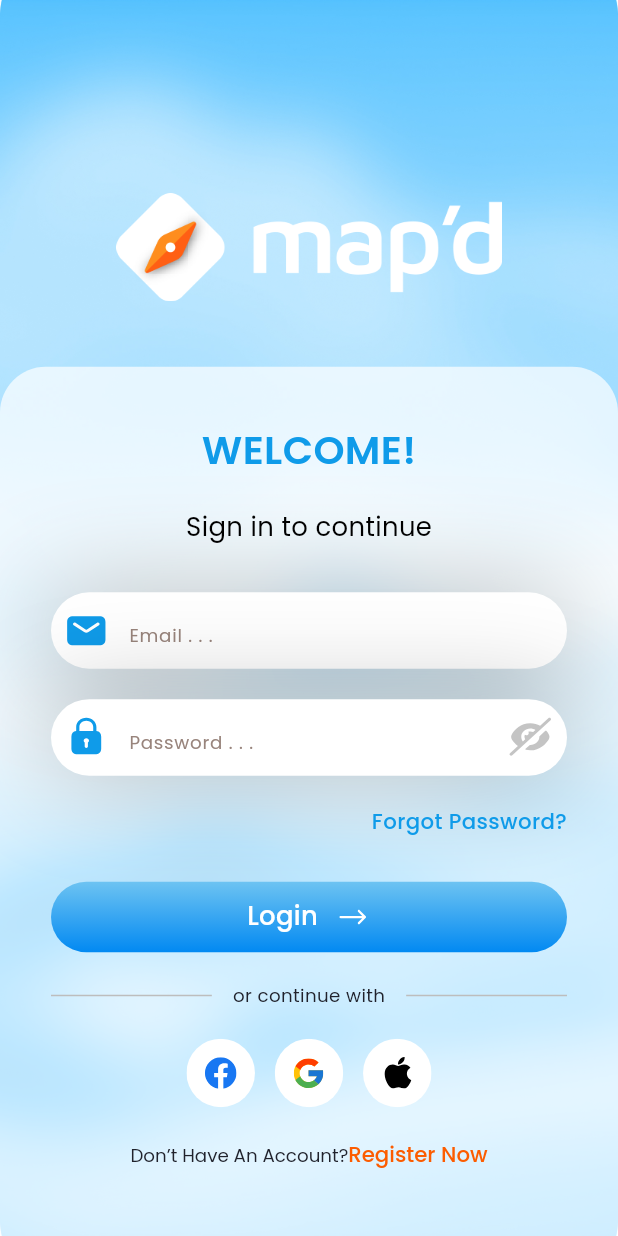
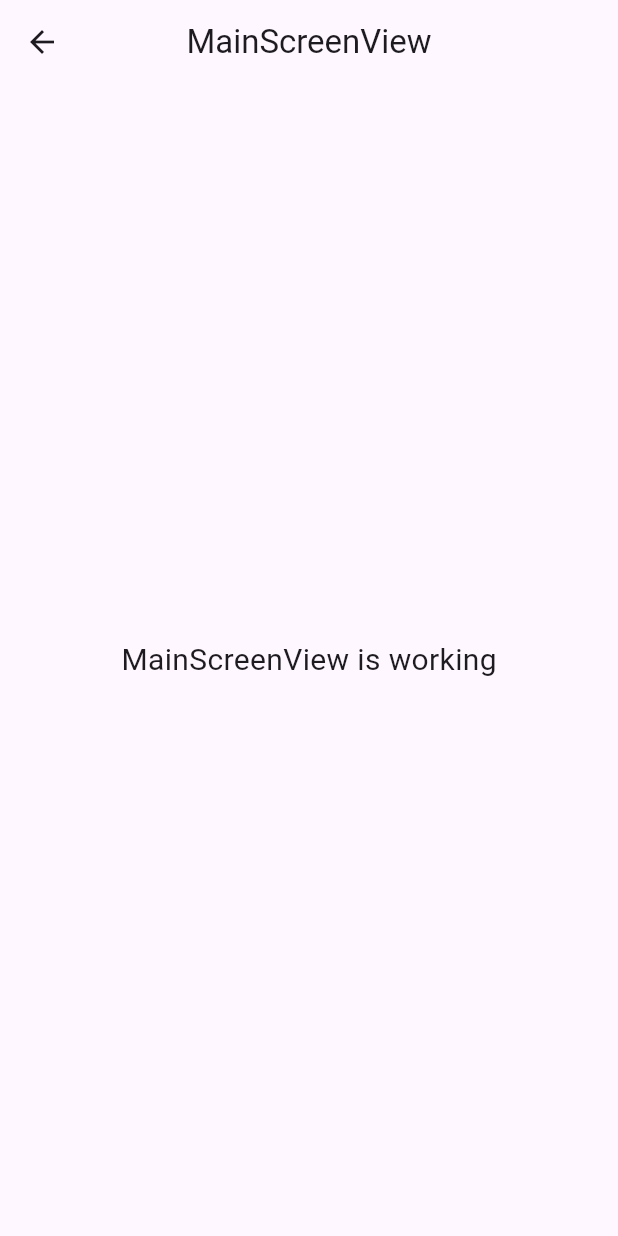
Before and after one commit to fahimmehemmod2005/Map, a Flutter app: the screen it shows after launch, after a tap on "Login", on a phone screen of 412 x 824 dp. Run offline on Flutter 3.47's test engine with Material 3 defaults, Android fonts, the phone set to English and light mode, and no system bars; our stand-ins replace flutter_screenutil, flutter_svg, get, google_fonts, pin_code_fields.

```diff
--- a/lib/app/modules/login/views/login_view.dart
+++ b/lib/app/modules/login/views/login_view.dart
@@ -31,9 +31,7 @@ class LoginView extends GetView<LoginController> {
             //______________App Logo____________________
 
             Image.asset(
-                UIcons.loginAppLogo,
-                height: 71.h, width: 253.w
-            ),
+                UIcons.loginAppLogo, height: 71.h, width: 253.w),
 
             SizedBox(height: 43.h),
 
@@ -73,7 +71,9 @@ class LoginView extends GetView<LoginController> {
                       ),
                       prefixIcon: Padding(
                         padding: const EdgeInsets.all(6.5),
-                        child: SvgPicture.asset(UIcons.loginEmailFieldEmailIcon),
+                        child: SvgPicture.asset(
+                          UIcons.loginEmailFieldEmailIcon,
+                        ),
                       ),
                     ),
 
@@ -89,11 +89,15 @@ class LoginView extends GetView<LoginController> {
                       ),
                       prefixIcon: Padding(
                         padding: const EdgeInsets.all(6.5),
-                        child: SvgPicture.asset(UIcons.loginPasswordFieldLockIcon),
+                        child: SvgPicture.asset(
+                          UIcons.loginPasswordFieldLockIcon,
+                        ),
                       ),
                       suffixIcon: Padding(
                         padding: const EdgeInsets.all(6.5),
-                        child: SvgPicture.asset(UIcons.loginPasswordFieldVisibilityOffIcon),
+                        child: SvgPicture.asset(
+                          UIcons.loginPasswordFieldVisibilityOffIcon,
+                        ),
                       ),
                     ),
 
@@ -104,9 +108,14 @@ class LoginView extends GetView<LoginController> {
                     Align(
                       alignment: AlignmentGeometry.centerRight,
                       child: InkWell(
-                        onTap: (){Get.toNamed(Routes.FORGOT);},
-                        child: Text(UText.loginForgotButtonText,
-                        style: UTextStyles.title14_500w(color: Color(0xff0F9BE9)),
+                        onTap: () {
+                          Get.toNamed(Routes.FORGOT);
+                        },
+                        child: Text(
+                          UText.loginForgotButtonText,
+                          style: UTextStyles.title14_500w(
+                            color: Color(0xff0F9BE9),
+                          ),
                         ),
                       ),
                     ),
@@ -117,7 +126,9 @@ class LoginView extends GetView<LoginController> {
 
                     CustomElevatedButton(
                       rowidth: 10,
-                      onPressed: (){},
+                      onPressed: () {
+                        Get.toNamed(Routes.MAIN_SCREEN);
+                      },
                       text: UText.loginButtonText,
                       textStyle: UTextStyles.title17_500w(color: Colors.white),
                       imagePath: UIcons.loginButtonRightArrowIcon,
@@ -133,7 +144,9 @@ class LoginView extends GetView<LoginController> {
                        spacing: 14.0,
                        child: Text(
                         UText.loginOrDividerText,
-                        style: UTextStyles.title12_400w(color: Color(0xff20222C)),
+                        style: UTextStyles.title12_400w(
+                          color: Color(0xff20222C),
+                        ),
                       ),
                     ),
 
@@ -144,11 +157,20 @@ class LoginView extends GetView<LoginController> {
                     Row(
                       mainAxisAlignment: MainAxisAlignment.center,
                       children: [
-                        CustomSocialButton(imagePath: UIcons.loginFacebookIcon, onPressed: (){}),
+                        CustomSocialButton(
+                          imagePath: UIcons.loginFacebookIcon,
+                          onPressed: () {},
+                        ),
                         SizedBox(width: 12.w),
-                        CustomSocialButton(imagePath: UIcons.loginGoogleIcon, onPressed: (){}),
+                        CustomSocialButton(
+                          imagePath: UIcons.loginGoogleIcon,
+                          onPressed: () {},
+                        ),
                         SizedBox(width: 12.w),
-                        CustomSocialButton(imagePath: UIcons.loginAppleIcon, onPressed: (){}),
+                        CustomSocialButton(
+                          imagePath: UIcons.loginAppleIcon,
+                          onPressed: () {},
+                        ),
                       ],
                     ),
 
@@ -158,9 +180,13 @@ class LoginView extends GetView<LoginController> {
 
                     CustomRichText(
                       textOne: UText.loginRichFirstText,
-                        textOneStyle: UTextStyles.title12_400w(color: Color(0xff20222C)),
+                      textOneStyle: UTextStyles.title12_400w(
+                        color: Color(0xff20222C),
+                      ),
                       textTwo: UText.loginRichSecondText,
-                      textTwoStyle: UTextStyles.title14_500w(color: Color(0xffFC5C00)),
+                      textTwoStyle: UTextStyles.title14_500w(
+                        color: Color(0xffFC5C00),
+                      ),
                     ),
                   ],
                 ),
--- /dev/null
+++ b/lib/app/modules/main_screen/bindings/main_screen_binding.dart
@@ -0,0 +1,12 @@
+import 'package:get/get.dart';
+
+import '../controllers/main_screen_controller.dart';
+
+class MainScreenBinding extends Bindings {
+  @override
+  void dependencies() {
+    Get.lazyPut<MainScreenController>(
+      () => MainScreenController(),
+    );
+  }
+}
--- /dev/null
+++ b/lib/app/modules/main_screen/views/main_screen_view.dart
@@ -0,0 +1,24 @@
+import 'package:flutter/material.dart';
+
+import 'package:get/get.dart';
+
+import '../controllers/main_screen_controller.dart';
+
+class MainScreenView extends GetView<MainScreenController> {
+  const MainScreenView({super.key});
+  @override
+  Widget build(BuildContext context) {
+    return Scaffold(
+      appBar: AppBar(
+        title: const Text('MainScreenView'),
+        centerTitle: true,
+      ),
+      body: const Center(
+        child: Text(
+          'MainScreenView is working',
+          style: TextStyle(fontSize: 20),
+        ),
+      ),
+    );
+  }
+}
--- a/lib/app/routes/app_pages.dart
+++ b/lib/app/routes/app_pages.dart
@@ -6,6 +6,8 @@ import '../modules/home/bindings/home_binding.dart';
 import '../modules/home/views/home_view.dart';
 import '../modules/login/bindings/login_binding.dart';
 import '../modules/login/views/login_view.dart';
+import '../modules/main_screen/bindings/main_screen_binding.dart';
+import '../modules/main_screen/views/main_screen_view.dart';
 import '../modules/reset_password/bindings/reset_password_binding.dart';
 import '../modules/reset_password/views/reset_password_view.dart';
 import '../modules/splash/bindings/splash_binding.dart';
@@ -51,5 +53,10 @@ class AppPages {
       page: () => const ResetPasswordView(),
       binding: ResetPasswordBinding(),
     ),
+    GetPage(
+      name: _Paths.MAIN_SCREEN,
+      page: () => const MainScreenView(),
+      binding: MainScreenBinding(),
+    ),
   ];
 }
--- a/lib/app/routes/app_routes.dart
+++ b/lib/app/routes/app_routes.dart
@@ -9,6 +9,7 @@ abstract class Routes {
   static const FORGOT = _Paths.FORGOT;
   static const VERIFY_CODE = _Paths.VERIFY_CODE;
   static const RESET_PASSWORD = _Paths.RESET_PASSWORD;
+  static const MAIN_SCREEN = _Paths.MAIN_SCREEN;
 }
 
 abstract class _Paths {
@@ -19,4 +20,5 @@ abstract class _Paths {
   static const FORGOT = '/forgot';
   static const VERIFY_CODE = '/verify-code';
   static const RESET_PASSWORD = '/reset-password';
+  static const MAIN_SCREEN = '/main-screen';
 }
--- a/lib/utils/text/text.dart
+++ b/lib/utils/text/text.dart
@@ -9,7 +9,7 @@ class UText {
   static const String loginForgotButtonText = "Forgot Password?";
   static const String loginButtonText = "Login";
   static const String loginOrDividerText = "or continue with";
-  static const String loginRichFirstText = "Don’t Have An Account?";
+  static const String loginRichFirstText = "Don’t Have An Account? ";
   static const String loginRichSecondText = "Register Now";
 
   // Forgot screen Text
```
Also changed, not shown: lib/app/modules/main_screen/controllers/main_screen_controller.dart (added, +23 -0 lines), lib/main.dart (line endings or trailing spaces). Lines whose indentation alone changed are shown as unchanged.
